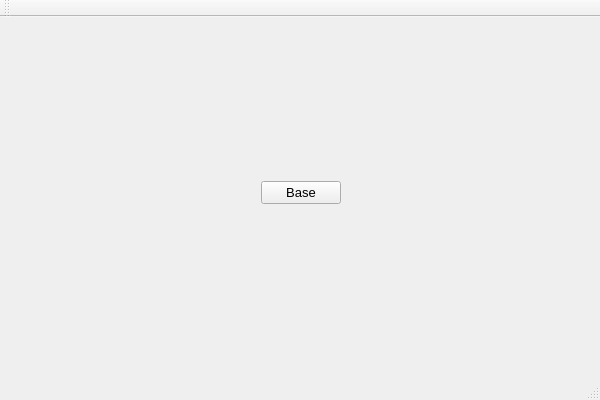
Before: the Qt Designer form BaseballTripProgram/mainwindow.ui in Luke-Clements/CS1D_GroupProject_2, drawn with Qt 5.
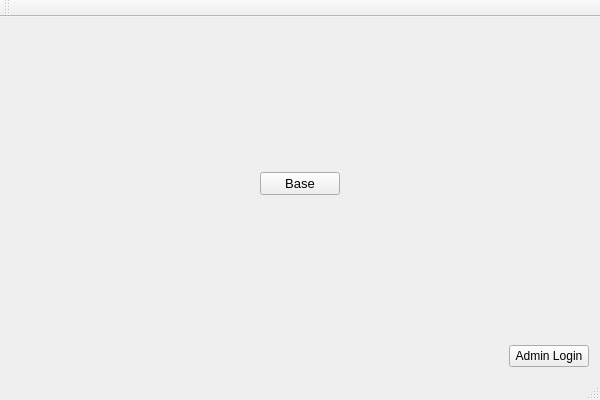
After: the same form once the commit is applied.

Diff of the .ui file:
```diff
--- a/BaseballTripProgram/mainwindow.ui
+++ b/BaseballTripProgram/mainwindow.ui
@@ -14,15 +14,21 @@
    <string>MainWindow</string>
   </property>
   <widget class="QWidget" name="centralWidget">
-   <widget class="QWidget" name="gridLayoutWidget">
-    <property name="geometry">
-     <rect>
-      <x>10</x>
-      <y>10</y>
-      <width>581</width>
-      <height>331</height>
-     </rect>
-    </property>
+   <layout class="QGridLayout" name="gridLayout_2">
+    <item row="2" column="0">
+     <spacer name="horizontalSpacer_3">
+      <property name="orientation">
+       <enum>Qt::Horizontal</enum>
+      </property>
+      <property name="sizeHint" stdset="0">
+       <size>
+        <width>40</width>
+        <height>20</height>
+       </size>
+      </property>
+     </spacer>
+    </item>
+    <item row="0" column="0" rowspan="2" colspan="3">
     <layout class="QGridLayout" name="gridLayout">
      <item row="1" column="1">
       <widget class="QPushButton" name="BaseButton">
@@ -95,7 +101,15 @@
       </spacer>
      </item>
     </layout>
-   </widget>
+    </item>
+    <item row="2" column="2">
+     <widget class="QPushButton" name="AdminButton">
+      <property name="text">
+       <string>Admin Login</string>
+      </property>
+     </widget>
+    </item>
+   </layout>
   </widget>
   <widget class="QMenuBar" name="menuBar">
    <property name="geometry">
```
Lines whose indentation alone changed are shown as unchanged.
